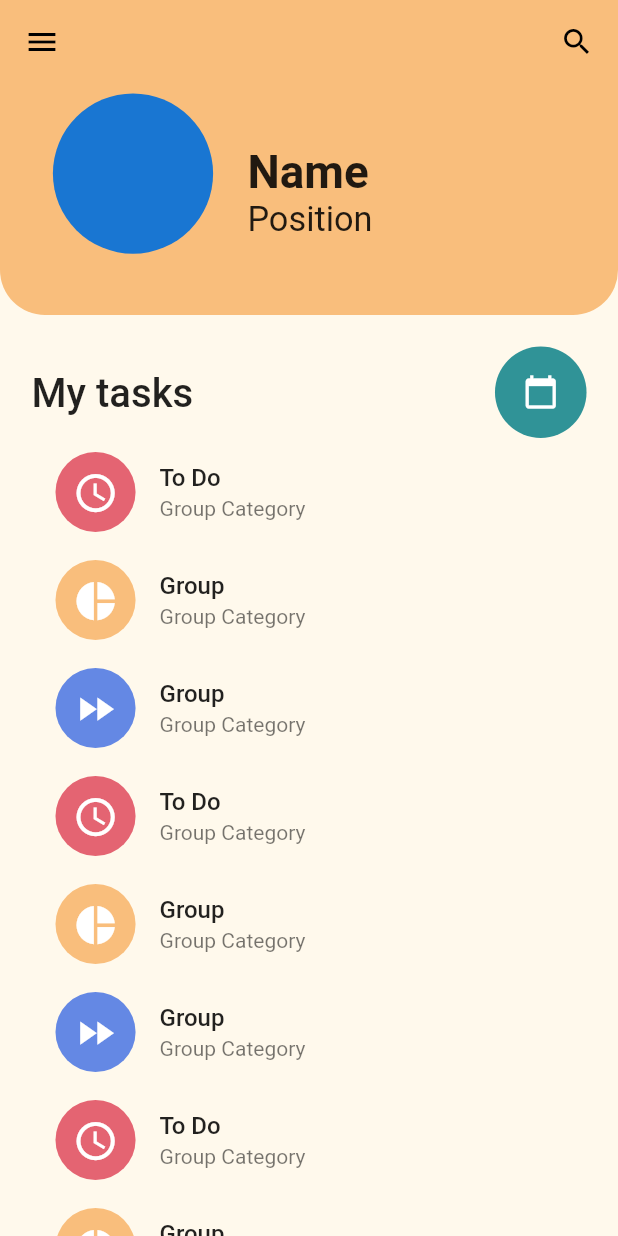
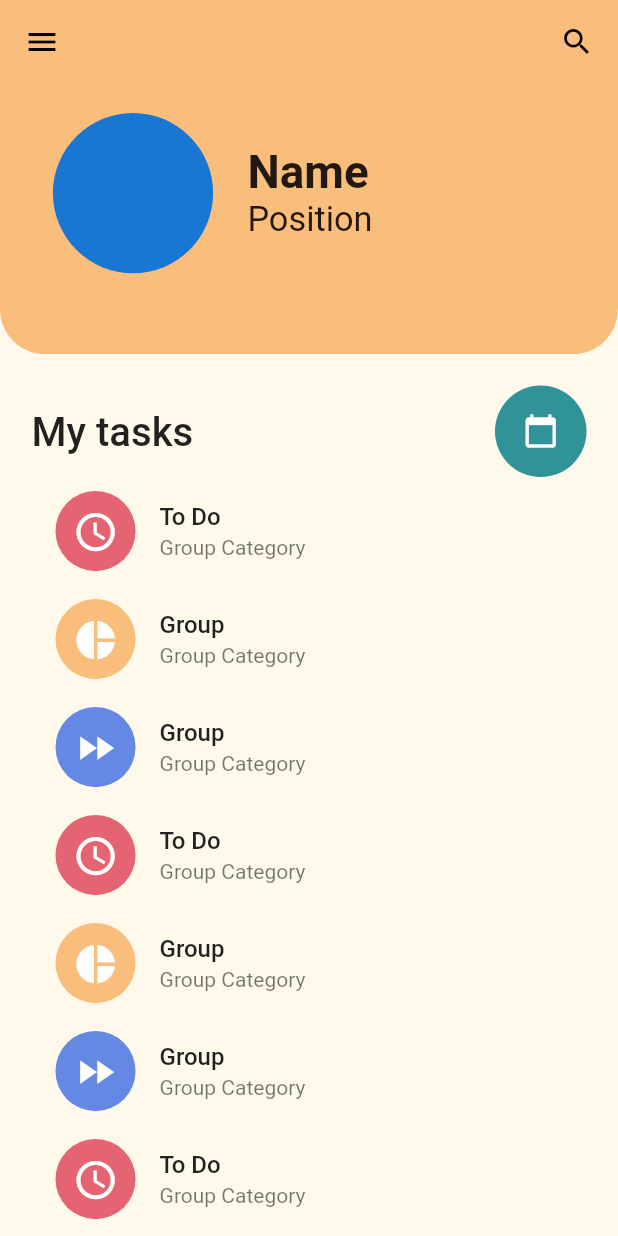
Before and after one commit to imsiddy/Task_planning, a Flutter app: the screen it shows after launch, on a phone screen of 412 x 824 dp. Run offline on Flutter 3.47's test engine with Material 2 defaults, Android fonts, the phone set to English and light mode, and no system bars; our stand-ins replace flutter_screenutil.

```diff
--- a/lib/Screens/Homedemo.dart
+++ b/lib/Screens/Homedemo.dart
@@ -31,7 +31,7 @@ class _HomeScrState extends State<HomeScr> {
                 ),
                 title: Appbr(),
                 pinned: true,
-                expandedHeight: 210.0,
+                expandedHeight: ScreenUtil().setHeight(550),
                 flexibleSpace: FlexibleSpaceBar(
                   background: Appbd(),
                 ),
```
